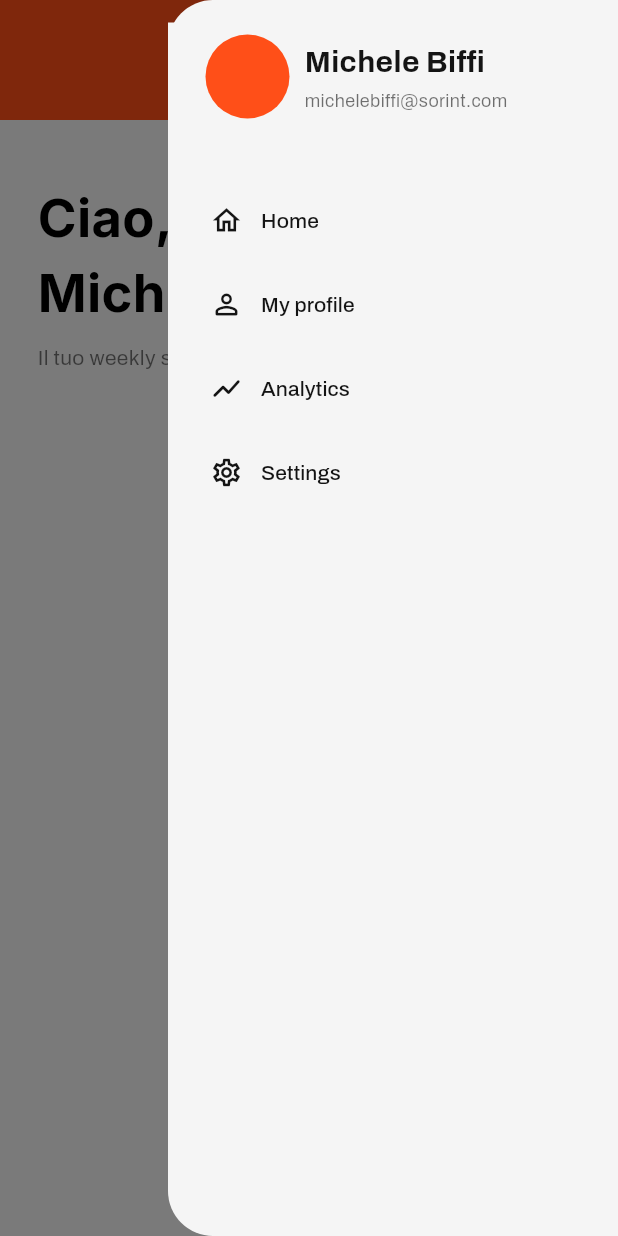
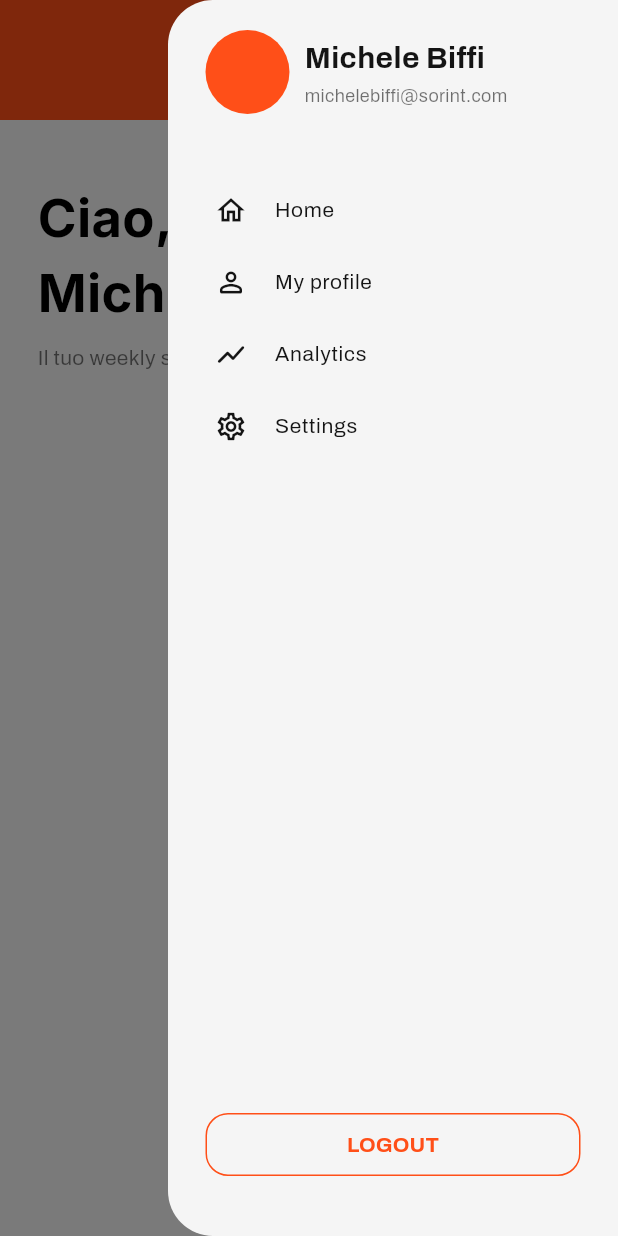
Before and after one commit to michele-biffi/logger, a Flutter app: the HomePage screen opened directly, after a tap on the "drag handle" icon, on a phone screen of 412 x 824 dp. Run offline on Flutter 3.47's test engine with Material 3 defaults, Android fonts, the phone set to English and light mode, and no system bars; our stand-ins replace flutter_dotenv, google_fonts, hugeicons, supabase_flutter, table_calendar; accounts and stored records are empty.

Commit message:
updated drawer UI + added logout btn without logic

```diff
--- a/lib/components/custom_app_bar.dart
+++ b/lib/components/custom_app_bar.dart
@@ -8,6 +8,7 @@ AppBar appBar(
   required Function(int) onDestinationSelected,
   bool showBackButton = false,
   VoidCallback? onBack,
+  required VoidCallback onLogout,
 }) {
   return AppBar(
     backgroundColor: CustomColors.orange,
@@ -51,6 +52,7 @@ AppBar appBar(
                 color: Colors.transparent,
                 child: RightDrawer(
                   onDestinationSelected: onDestinationSelected,
+                  onLogout: onLogout,
                 ),
               ),
             ),
--- a/lib/components/drawer.dart
+++ b/lib/components/drawer.dart
@@ -6,32 +6,18 @@ class RightDrawer extends StatelessWidget {
     super.key,
     required this.onDestinationSelected,
     this.selectedIndex = 0,
+    required this.onLogout,
   });
 
   final Function(int) onDestinationSelected;
   final int selectedIndex;
+  final VoidCallback onLogout;
 
   static const List<Map<String, dynamic>> _destinations = [
-    {
-      'label': 'Home',
-      'icon': Icons.home_outlined,
-      'selectedIcon': Icons.home_outlined,
-    },
-    {
-      'label': 'My profile',
-      'icon': Icons.person_outline_rounded,
-      'selectedIcon': Icons.person_outline_rounded,
-    },
-    {
-      'label': 'Analytics',
-      'icon': Icons.show_chart_rounded,
-      'selectedIcon': Icons.show_chart_rounded,
-    },
-    {
-      'label': 'Settings',
-      'icon': Icons.settings_outlined,
-      'selectedIcon': Icons.settings_outlined,
-    },
+    {'label': 'Home', 'icon': Icons.home_outlined},
+    {'label': 'My profile', 'icon': Icons.person_outline_rounded},
+    {'label': 'Analytics', 'icon': Icons.show_chart_rounded},
+    {'label': 'Settings', 'icon': Icons.settings_outlined},
   ];
 
   @override
@@ -48,19 +34,12 @@ class RightDrawer extends StatelessWidget {
       ),
       child: SafeArea(
         child: Padding(
-          padding: const EdgeInsets.only(bottom: 30, top: 15),
-          child: NavigationDrawer(
-            indicatorColor: Colors.transparent,
-            backgroundColor: CustomColors.whiteSmoke,
-            onDestinationSelected: (index) {
-              onDestinationSelected(index);
-              Navigator.pop(context); // chiude il drawer
-            },
-            selectedIndex: selectedIndex,
+          padding: const EdgeInsets.symmetric(vertical: 20, horizontal: 0),
+          child: Column(
+            crossAxisAlignment: CrossAxisAlignment.start,
             children: <Widget>[
-              //const SizedBox.shrink(),
               Padding(
-                padding: const EdgeInsets.only(left: 25, top: 8),
+                padding: const EdgeInsets.only(left: 25),
                 child: Row(
                   children: [
                     CircleAvatar(
@@ -94,23 +73,80 @@ class RightDrawer extends StatelessWidget {
                 ),
               ),
               const SizedBox(height: 40),
-              ..._destinations.map(
-                (dest) => NavigationDrawerDestination(
-                  label: Text(
-                    dest['label'],
-                    style: const TextStyle(
-                      fontSize: 14,
+              // Use map with index to create ListTiles
+              ..._destinations.asMap().entries.map((entry) {
+                final index = entry.key;
+                final dest = entry.value;
+                return Padding(
+                  padding: const EdgeInsets.only(left: 15),
+                  child: ListTile(
+                    dense: true,
+                    leading: Icon(
+                      dest['icon'],
                       color: CustomColors.onyx,
+                      size: 22,
                     ),
+                    title: Text(
+                      dest['label'],
+                      style: const TextStyle(
+                        fontSize: 14,
+                        color: CustomColors.onyx,
+                      ),
+                    ),
+                    selected: selectedIndex == index,
+                    selectedTileColor: CustomColors.orange.withOpacity(0.2),
+                    onTap: () {
+                      onDestinationSelected(index);
+                      Navigator.pop(context);
+                    },
                   ),
-                  icon: Icon(dest['icon'], color: CustomColors.onyx, size: 22),
-                  selectedIcon: Icon(
-                    dest['selectedIcon'],
-                    color: CustomColors.onyx,
-                    size: 22,
+                );
+              }),
+              const Spacer(),
+              Padding(
+                padding: const EdgeInsets.symmetric(horizontal: 25),
+                child: Container(
+                  decoration: BoxDecoration(
+                    borderRadius: BorderRadius.circular(15),
+                    border: Border.all(color: CustomColors.orange),
+                  ),
+                  child: TextButton(
+                    style: TextButton.styleFrom(
+                      foregroundColor: CustomColors.orange,
+                      backgroundColor: Colors.transparent,
+                      padding: EdgeInsets.zero,
+                      minimumSize: Size.zero,
+                      tapTargetSize: MaterialTapTargetSize.shrinkWrap,
+                      alignment: Alignment.center,
+                    ),
+                    onPressed: () {
+                      Navigator.pop(context);
+                      onLogout();
+                    },
+                    child: Padding(
+                      padding: const EdgeInsets.symmetric(
+                        vertical: 10,
+                        horizontal: 25,
+                      ),
+                      child: Row(
+                        mainAxisAlignment: MainAxisAlignment.center,
+                        children: [
+                          const Text(
+                            'LOGOUT',
+                            style: TextStyle(
+                              fontSize: 14,
+                              color: CustomColors.orange,
+                              fontWeight: FontWeight.bold,
+                            ),
+                            textAlign: TextAlign.center,
+                          ),
+                        ],
+                      ),
+                    ),
                   ),
                 ),
               ),
+              const SizedBox(height: 20),
             ],
           ),
         ),
--- a/lib/pages/calendar_page.dart
+++ b/lib/pages/calendar_page.dart
@@ -292,6 +292,10 @@ class _CalendarPageState extends State<CalendarPage> {
             _drawerSelectedIndex = -1;
           });
         },
+        onLogout: () {
+          // TODO: Implement actual logout logic here
+          print('Logout tapped from Calendar Page');
+        },
       ),
       backgroundColor: CustomColors.whiteSmoke,
       body: _drawerSelectedIndex == -1
--- a/lib/pages/home.dart
+++ b/lib/pages/home.dart
@@ -15,7 +15,14 @@ class _HomePageState extends State<HomePage> {
   @override
   Widget build(BuildContext context) {
     return Scaffold(
-      appBar: appBar(context, onDestinationSelected: (index) {}),
+      appBar: appBar(
+        context,
+        onDestinationSelected: (index) {},
+        onLogout: () {
+          // TODO: Implement actual logout logic here
+          print('Logout tapped from Home Page');
+        },
+      ),
       backgroundColor: CustomColors.whiteSmoke,
       body: Padding(
         padding: const EdgeInsets.only(
```
